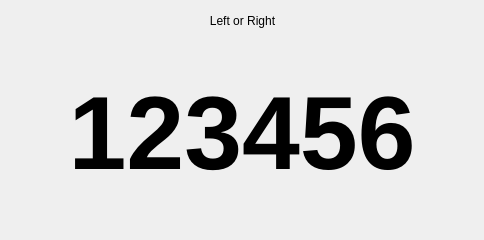
Qt form src/PageIndicator.ui (ic005k/Knot-Legacy) before a commit.
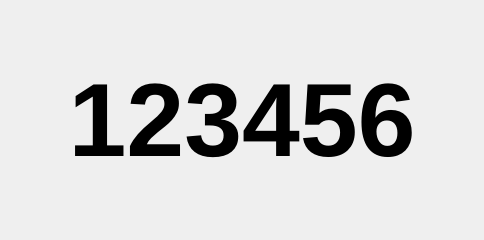
The same form after that commit.

```diff
--- a/src/PageIndicator.ui
+++ b/src/PageIndicator.ui
@@ -36,7 +36,7 @@
 </string>
   </property>
   <layout class="QGridLayout" name="gridLayout">
-   <item row="1" column="0">
+   <item row="0" column="0">
     <layout class="QVBoxLayout" name="verticalLayout">
      <item>
       <widget class="QLabel" name="lblPageNumber">
@@ -56,52 +56,6 @@
      </item>
     </layout>
    </item>
-   <item row="0" column="0">
-    <layout class="QHBoxLayout" name="horizontalLayout">
-     <item>
-      <spacer name="horizontalSpacer">
-       <property name="orientation">
-        <enum>Qt::Horizontal</enum>
-       </property>
-       <property name="sizeHint" stdset="0">
-        <size>
-         <width>40</width>
-         <height>20</height>
-        </size>
-       </property>
-      </spacer>
-     </item>
-     <item>
-      <widget class="QLabel" name="lblPic">
-       <property name="sizePolicy">
-        <sizepolicy hsizetype="Preferred" vsizetype="Fixed">
-         <horstretch>0</horstretch>
-         <verstretch>0</verstretch>
-        </sizepolicy>
-       </property>
-       <property name="text">
-        <string>Left or Right</string>
-       </property>
-       <property name="alignment">
-        <set>Qt::AlignCenter</set>
-       </property>
-      </widget>
-     </item>
-     <item>
-      <spacer name="horizontalSpacer_2">
-       <property name="orientation">
-        <enum>Qt::Horizontal</enum>
-       </property>
-       <property name="sizeHint" stdset="0">
-        <size>
-         <width>40</width>
-         <height>20</height>
-        </size>
-       </property>
-      </spacer>
-     </item>
-    </layout>
-   </item>
   </layout>
  </widget>
  <resources/>
```
